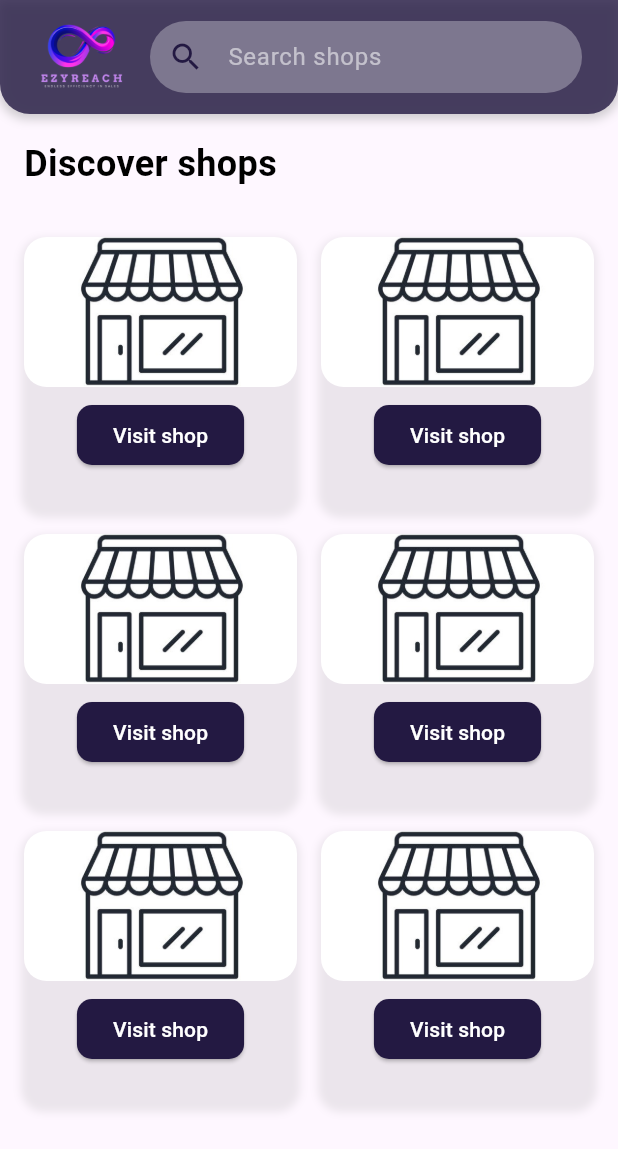
After one commit to DeelakaSenal/EzyReach-MobileApplication, a Flutter app: the SalesRepDashboard screen opened directly, on a phone screen of 412 x 824 dp. The commit adds this screen. Shown: the top 1149 px of the screen. Run offline on Flutter 3.47's test engine with Material 3 defaults, Android fonts, the phone set to English and light mode, and no system bars.

Commit message:
sales representative dashboard design

```diff
--- a/ezyreach_mobile_application/lib/login_page.dart
+++ b/ezyreach_mobile_application/lib/login_page.dart
@@ -1,6 +1,7 @@
 import 'package:flutter/material.dart';
 import 'shop_owner_dashboard.dart'; // Import ShopOwnerDashboard page
-import 'signup_page.dart';
+import 'sales_rep_dashboard.dart'; // Import SalesRepDashboard page
+import 'signup_page.dart'; // Import SignupPage
 
 class LoginPage extends StatelessWidget {
   final _formKey = GlobalKey<FormState>();
@@ -76,18 +77,27 @@ class LoginPage extends StatelessWidget {
                         ),
                         ElevatedButton(
                           onPressed: () {
-                            // Hardcoded username and password check
+                            // Check for hardcoded credentials
                             if (_usernameController.text == "owner" &&
                                 _passwordController.text == "owner") {
-                              // Navigate to ShopOwnerDashboard if login is successful
+                              // Navigate to ShopOwnerDashboard
                               Navigator.push(
                                 context,
                                 MaterialPageRoute(
                                   builder: (context) => ShopOwnerDashboard(),
                                 ),
                               );
+                            } else if (_usernameController.text == "salesrep" &&
+                                _passwordController.text == "salesrep") {
+                              // Navigate to SalesRepDashboard
+                              Navigator.push(
+                                context,
+                                MaterialPageRoute(
+                                  builder: (context) => SalesRepDashboard(),
+                                ),
+                              );
                             } else {
-                              // Show an error message if credentials don't match
+                              // Show error message for invalid credentials
                               ScaffoldMessenger.of(context).showSnackBar(
                                 SnackBar(content: Text('Invalid username or password')),
                               );
--- /dev/null
+++ b/ezyreach_mobile_application/lib/sales_rep_dashboard.dart
@@ -0,0 +1,185 @@
+import 'package:flutter/material.dart';
+
+class SalesRepDashboard extends StatelessWidget {
+  @override
+  Widget build(BuildContext context) {
+    return Scaffold(
+      appBar: PreferredSize(
+        preferredSize: Size.fromHeight(100), // Adjusted AppBar height for the search bar
+        child: Container(
+          decoration: BoxDecoration(
+            color: Color(0xFF231942).withOpacity(0.8), // Slight transparency to match the theme
+            borderRadius: BorderRadius.vertical(
+              bottom: Radius.circular(20), // Rounded bottom corners
+            ),
+            boxShadow: [
+              BoxShadow(
+                color: Colors.grey.withOpacity(0.5),
+                blurRadius: 5,
+                spreadRadius: 1,
+                offset: Offset(0, 2),
+              ),
+            ],
+          ),
+          child: SafeArea(
+            child: Padding(
+              padding: const EdgeInsets.symmetric(horizontal: 16.0),
+              child: Row(
+                mainAxisAlignment: MainAxisAlignment.spaceBetween,
+                children: [
+                  Row(
+                    children: [
+                      Padding(
+                        padding: const EdgeInsets.all(8.0),
+                        child: Image.asset(
+                          'assets/loginlogo.png', // Logo image
+                          width: 60, // Adjusted size for larger logo
+                          height: 60,
+                          fit: BoxFit.contain,
+                        ),
+                      ),
+                    ],
+                  ),
+                  // Search bar
+                  Expanded(
+                    child: Padding(
+                      padding: const EdgeInsets.symmetric(horizontal: 8.0),
+                      child: TextField(
+                        decoration: InputDecoration(
+                          hintText: 'Search shops',
+                          hintStyle: TextStyle(color: Colors.white54),
+                          filled: true,
+                          fillColor: Colors.white.withOpacity(0.3), // Slight transparency
+                          contentPadding: EdgeInsets.symmetric(vertical: 10, horizontal: 20),
+                          border: OutlineInputBorder(
+                            borderRadius: BorderRadius.circular(30),
+                            borderSide: BorderSide.none,
+                          ),
+                          prefixIcon: Icon(Icons.search, color: Color(0xFF231942)),
+                        ),
+                        style: TextStyle(color: Colors.white), // White text for input
+                      ),
+                    ),
+                  ),
+                ],
+              ),
+            ),
+          ),
+        ),
+      ),
+      drawer: buildDrawer(context), // Side navigation panel (Drawer)
+      body: Column(
+        crossAxisAlignment: CrossAxisAlignment.start,
+        children: [
+          Padding(
+            padding: const EdgeInsets.all(16.0),
+            child: Text(
+              "Discover shops",
+              style: TextStyle(
+                fontWeight: FontWeight.bold,
+                fontSize: 24,
+                color: Colors.black,
+              ),
+            ),
+          ),
+          Expanded(
+            child: Padding(
+              padding: const EdgeInsets.all(16.0),
+              child: GridView.count(
+                crossAxisCount: 2, // Two items per row
+                crossAxisSpacing: 16, // Space between columns
+                mainAxisSpacing: 16, // Space between rows
+                children: List.generate(6, (index) {
+                  // Reuse the same default image for all shops
+                  return buildProductCard('assets/shopimg.jpg', context);
+                }),
+              ),
+            ),
+          ),
+        ],
+      ),
+    );
+  }
+
+  // Build the Drawer (side navigation panel)
+  Drawer buildDrawer(BuildContext context) {
+    return Drawer(
+      child: ListView(
+        padding: EdgeInsets.zero,
+        children: <Widget>[
+          ListTile(
+            title: Text('Home'),
+            onTap: () {
+              Navigator.pop(context);
+            },
+          ),
+          ListTile(
+            title: Text('Profile'),
+            onTap: () {
+              Navigator.pop(context);
+            },
+          ),
+        ],
+      ),
+    );
+  }
+
+  // Build a modern card for each product
+  Widget buildProductCard(String image, BuildContext context) {
+    return Container(
+      decoration: BoxDecoration(
+        borderRadius: BorderRadius.circular(15),
+        boxShadow: [
+          BoxShadow(
+            color: Colors.grey.withOpacity(0.2),
+            spreadRadius: 2,
+            blurRadius: 4,
+            offset: Offset(0, 3),
+          ),
+        ],
+      ),
+      child: Column(
+        crossAxisAlignment: CrossAxisAlignment.center,
+        children: <Widget>[
+          ClipRRect(
+            borderRadius: BorderRadius.circular(15),
+            child: Image.asset(
+              image,
+              height: 100, // Adjust the height for grid layout
+              width: double.infinity, // Make width take full space
+              fit: BoxFit.cover, // Ensures the image covers the space properly
+              errorBuilder: (context, error, stackTrace) {
+                return Container(
+                  height: 100,
+                  color: Colors.grey[200], // Placeholder color
+                  child: Icon(
+                    Icons.broken_image,
+                    size: 60,
+                    color: Colors.grey,
+                  ),
+                );
+              },
+            ),
+          ),
+          SizedBox(height: 8),
+          ElevatedButton(
+            onPressed: () {
+              // Placeholder functionality
+              print("View Details clicked for $image");
+            },
+            style: ElevatedButton.styleFrom(
+              backgroundColor: Color(0xFF231942), // Updated button color
+              shape: RoundedRectangleBorder(
+                borderRadius: BorderRadius.circular(10),
+              ),
+            ),
+            child: Text(
+              "Visit shop",
+              style: TextStyle(color: Colors.white),
+            ),
+          ),
+        ],
+      ),
+    );
+  }
+}
--- a/ezyreach_mobile_application/lib/signup_page.dart
+++ b/ezyreach_mobile_application/lib/signup_page.dart
@@ -90,7 +90,7 @@ class _SignupPageState extends State<SignupPage> {
                               _buildTextField(_shopNameController, "Shop Name"),
                               _buildTextField(_businessLocationController, "Business Location"),
                             ] else ...[
-                              _buildTextField(_experienceLevelController, "Company"),
+                                _buildTextField(_experienceLevelController, "Company"),
                             ],
                           ],
                         ),
--- a/ezyreach_mobile_application/pubspec.yaml
+++ b/ezyreach_mobile_application/pubspec.yaml
@@ -97,3 +97,4 @@ flutter:
     - assets/kandos.jpg
     - assets/munchee.png
     - assets/maliban.jpg
+    - assets/shopimg.jpg
```
Also changed, not shown: ezyreach_mobile_application/assets/shopimg.jpg (added).
